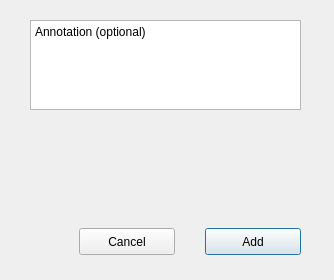
strobejb/q22, file bookmarks.ui: the form before one commit.
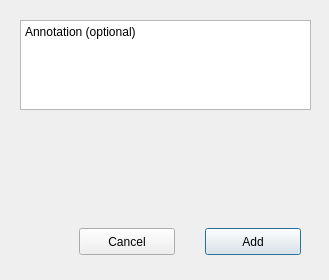
The form after the commit. Custom widgets are drawn as their Qt base class.

Commit message: theme tweaks for buttons/combos

```diff
--- a/bookmarks.ui
+++ b/bookmarks.ui
@@ -6,7 +6,7 @@
    <rect>
     <x>0</x>
     <y>0</y>
-    <width>334</width>
+    <width>329</width>
     <height>280</height>
    </rect>
   </property>
@@ -16,7 +16,7 @@
   <widget class="QLabel" name="rangeLabel">
    <property name="geometry">
     <rect>
-     <x>30</x>
+     <x>20</x>
      <y>120</y>
      <width>271</width>
      <height>20</height>
@@ -29,9 +29,9 @@
   <widget class="QPlainTextEdit" name="bookmarkName">
    <property name="geometry">
     <rect>
-     <x>30</x>
+     <x>20</x>
      <y>20</y>
-     <width>271</width>
+     <width>291</width>
      <height>90</height>
     </rect>
    </property>
@@ -45,9 +45,9 @@
   <widget class="ColourPickerWidget" name="colourPicker" native="true">
    <property name="geometry">
     <rect>
-     <x>30</x>
-     <y>160</y>
-     <width>271</width>
+     <x>20</x>
+     <y>170</y>
+     <width>291</width>
      <height>38</height>
     </rect>
    </property>
```
The commit also changes 7 other files.
